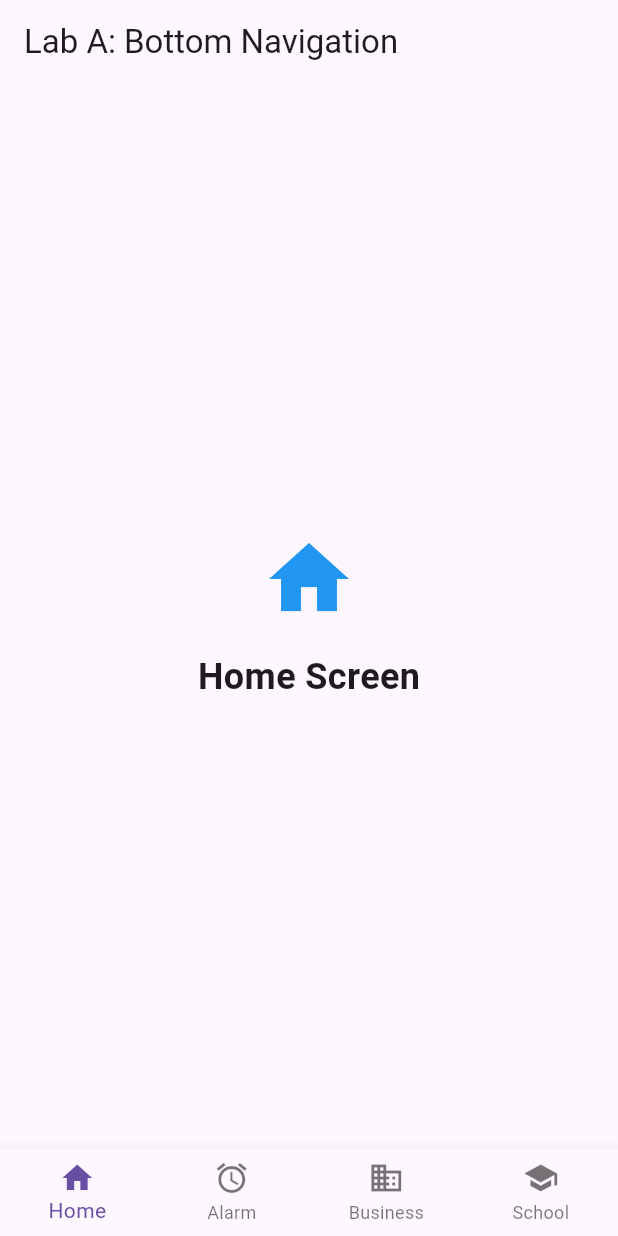
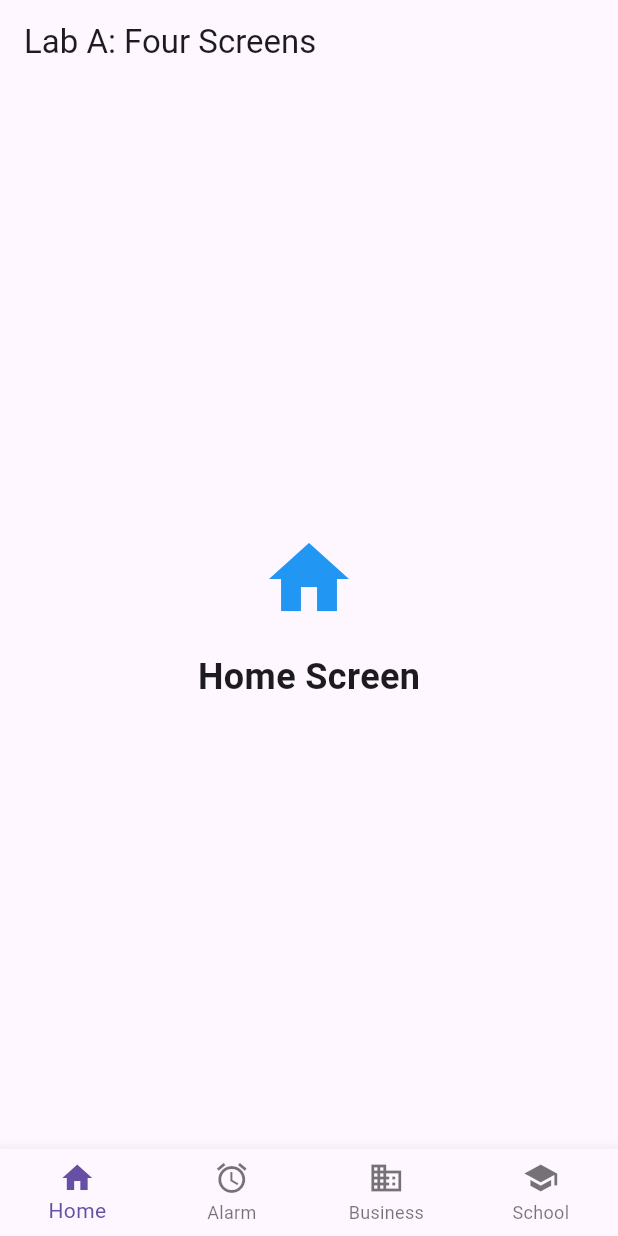
Before and after one commit to jaymex1115/TMA3084_G02_104499_Lab05_Lesson07, a Flutter app: the screen it shows after launch, on a phone screen of 412 x 824 dp. Run offline on Flutter 3.47's test engine with Material 3 defaults, Android fonts, the phone set to English and light mode, and no system bars.

Commit message:
Update AppBar title on main

```diff
--- a/lib/main.dart
+++ b/lib/main.dart
@@ -27,7 +27,7 @@ class LabAApp extends StatelessWidget {
   @override
   Widget build(BuildContext context) {
     return MaterialApp(
-      title: 'Lab A - BottomNavigationBar',
+      title: 'Lab A - Four Screens',
       theme: ThemeData(primarySwatch: Colors.blue),
       home: const MainNavigationScreen(),
     );
@@ -49,7 +49,7 @@ class MainNavigationScreen extends StatelessWidget {
     final selectedIndex = context.watch<TabModel>().selectedIndex;
 
     return Scaffold(
-      appBar: AppBar(title: const Text('Lab A: Bottom Navigation')),
+      appBar: AppBar(title: const Text('Lab A: Four Screens')),
       body: _screens[selectedIndex],
       bottomNavigationBar: BottomNavigationBar(
         type: BottomNavigationBarType.fixed,
```
